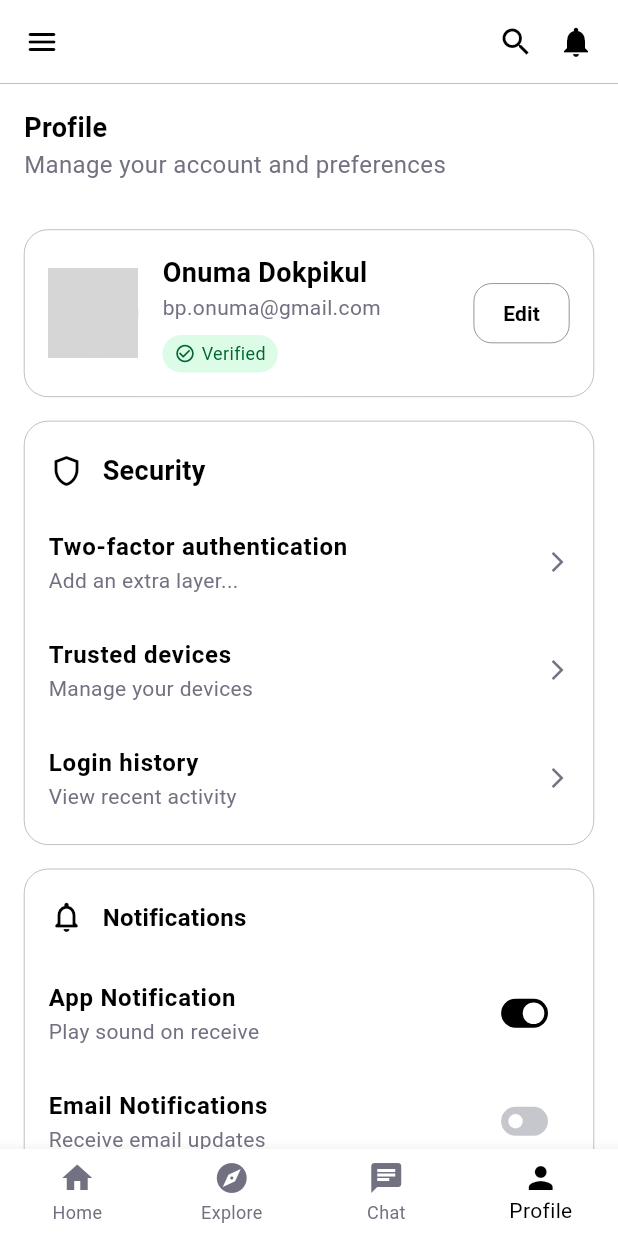
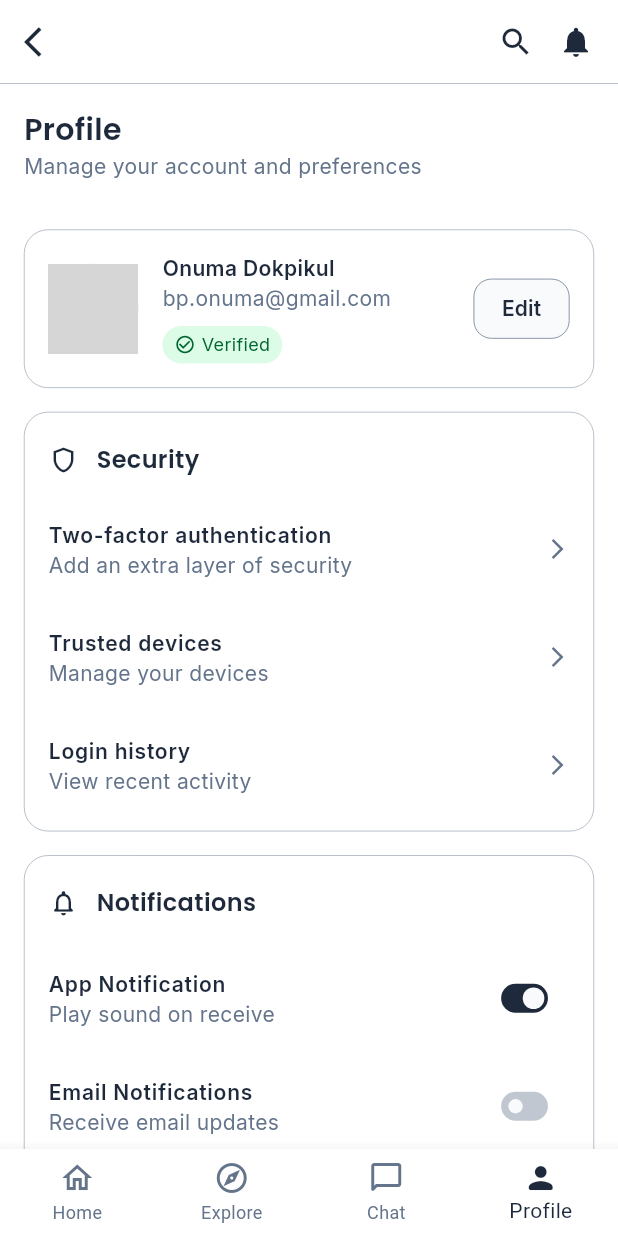
Before and after one commit to rayyyyyyyyyyyyyyyyyyyyyyyyyyy/mobile-app-kakmak, a Flutter app: the screen it shows after launch, on a phone screen of 412 x 824 dp. Run offline on Flutter 3.47's test engine with Material 3 defaults, Android fonts, the phone set to English and light mode, and no system bars; our stand-ins replace google_fonts; network calls fail; grey boxes are pictures that could not be loaded.

Commit message:
Update Version 1.0.0

```diff
--- a/lib/constant/my_constant.dart
+++ b/lib/constant/my_constant.dart
@@ -1,9 +1,9 @@
 import 'package:flutter/material.dart';
 import 'package:google_fonts/google_fonts.dart';
 
-Color primaryColor = Colors.black;
-Color secondaryColor = Colors.white;
-Color thirdColor = Color(0xFF717182);
+Color primaryColor = Color(0xFF1E293B);
+Color secondaryColor = Color(0xFFF8FAFC);
+Color thirdColor = Color(0xFF64748B);
 Color verifiedColor = Color(0xFF016630);
 Color logoutColor = Colors.red;
 
@@ -11,16 +11,20 @@ Color lightBackgroundColor = Colors.white;
 Color darkBackgroundColor = Colors.black;
 Color verifiedBackgroundColor = Color(0xFFDCFCE7);
 
+double iconSizeLarge = 24.0; //Appbar icon size
+double iconSizeMedium = 20.0; //Menu icon size
+double iconSizeSmall = 16.0; //Arrow icon size
+
 TextStyle headingTextStyle = TextStyle(
-  // fontFamily: GoogleFonts.lato().fontFamily,
-  fontFamily: 'inter',
-  fontSize: 24.0,
-  fontWeight: FontWeight.bold,
+  fontFamily: GoogleFonts.poppins().fontFamily,
+  fontSize: 16.0,
+  fontWeight: FontWeight.w600,
   color: primaryColor,
 );
 
 TextStyle bodyTextStyle = TextStyle(
-  fontFamily: 'inter',
-  fontSize: 16.0,
+  fontFamily: GoogleFonts.inter().fontFamily,
+  fontSize: 14.0,
+  fontWeight: FontWeight.w400,
   color: primaryColor,
 );
--- a/lib/screens/profile_screen.dart
+++ b/lib/screens/profile_screen.dart
@@ -22,16 +22,17 @@ class _ProfileScreenState extends State<ProfileScreen> {
     return Scaffold(
       backgroundColor: lightBackgroundColor,
       appBar: AppBar(
-        leading: Icon(Icons.menu_rounded, color: primaryColor, size: 24.0),
+        leading: Icon(Icons.arrow_back_ios, color: primaryColor, size: iconSizeLarge),
         actions: [
-          Icon(Icons.search, color: primaryColor, size: 24.0),
+          Icon(Icons.search, color: primaryColor, size: iconSizeLarge),
           const SizedBox(width: 16.0),
-          Icon(Icons.notifications, color: primaryColor, size: 24.0),
+          Icon(Icons.notifications, color: primaryColor, size: iconSizeLarge),
           const SizedBox(width: 16.0),
         ],
         backgroundColor: lightBackgroundColor,
         shape: Border(bottom: BorderSide(color: thirdColor, width: 0.3)),
       ),
+
       body: SingleChildScrollView(
         child: Column(
           children: [
@@ -45,12 +46,11 @@ class _ProfileScreenState extends State<ProfileScreen> {
                   children: [
                     Text(
                       "Profile",
-                      style: headingTextStyle.copyWith(fontSize: 18.0),
+                      style: headingTextStyle.copyWith(fontSize: 20.0)
                     ),
                     Text(
                       "Manage your account and preferences",
                       style: bodyTextStyle.copyWith(
-                        fontSize: 16.0,
                         color: thirdColor,
                       ),
                     ),
@@ -90,18 +90,17 @@ class _ProfileScreenState extends State<ProfileScreen> {
                       child: Column(
                         crossAxisAlignment:
                             CrossAxisAlignment.start, // จัดชิดซ้าย
-                        mainAxisAlignment: MainAxisAlignment
-                            .center, // จัดให้อยู่กลางแนวตั้งของพื้นที่ตัวเอง
+                        mainAxisAlignment: MainAxisAlignment.center, // จัดให้อยู่กลางแนวตั้งของพื้นที่ตัวเอง
                         children: [
                           Text(
                             'Onuma Dokpikul',
-                            style: headingTextStyle.copyWith(fontSize: 18.0),
+                            style: bodyTextStyle.copyWith(
+                              fontWeight: FontWeight.w600,
+                            ),
                           ),
                           Text(
                             "bp.onuma@gmail.com",
-                            style: headingTextStyle.copyWith(
-                              fontSize: 14.0,
-                              fontWeight: FontWeight.w400,
+                            style: bodyTextStyle.copyWith(
                               color: thirdColor,
                             ),
                           ),
@@ -118,8 +117,7 @@ class _ProfileScreenState extends State<ProfileScreen> {
                               borderRadius: BorderRadius.circular(16.0),
                             ),
                             child: Row(
-                              mainAxisSize: MainAxisSize
-                                  .min, // ให้ Row มีขนาดพอดีกับเนื้อหา
+                              mainAxisSize: MainAxisSize.min, // ให้ Row มีขนาดพอดีกับเนื้อหา
                               children: [
                                 Icon(
                                   Icons.check_circle_outline,
@@ -129,7 +127,7 @@ class _ProfileScreenState extends State<ProfileScreen> {
                                 const SizedBox(width: 4.0),
                                 Text(
                                   "Verified",
-                                  style: TextStyle(
+                                  style: bodyTextStyle.copyWith(
                                     color: verifiedColor,
                                     fontSize: 12.0,
                                   ),
@@ -156,7 +154,6 @@ class _ProfileScreenState extends State<ProfileScreen> {
                       child: Text(
                         "Edit",
                         style: bodyTextStyle.copyWith(
-                          fontSize: 14.0,
                           fontWeight: FontWeight.w600,
                         ),
                       ),
@@ -190,12 +187,12 @@ class _ProfileScreenState extends State<ProfileScreen> {
                           Icon(
                             Icons.shield_outlined,
                             color: primaryColor,
-                            size: 24.0,
+                            size: iconSizeMedium,
                           ),
                           const SizedBox(width: 12.0),
                           Text(
                             "Security",
-                            style: headingTextStyle.copyWith(fontSize: 18.0),
+                            style: headingTextStyle,
                           ),
                         ],
                       ),
@@ -206,7 +203,7 @@ class _ProfileScreenState extends State<ProfileScreen> {
                       children: [
                         _buildSecurityMenu(
                           title: "Two-factor authentication",
-                          subtitle: "Add an extra layer...",
+                          subtitle: "Add an extra layer of security",
                         ),
                         _buildSecurityMenu(
                           title: "Trusted devices",
@@ -223,7 +220,6 @@ class _ProfileScreenState extends State<ProfileScreen> {
               ),
             ),
 
-            // const SizedBox(height: 0.0),
             Padding(
               padding: const EdgeInsets.only(left: 16.0, right: 16.0),
               child: Container(
@@ -246,12 +242,12 @@ class _ProfileScreenState extends State<ProfileScreen> {
                           Icon(
                             Icons.notifications_none_rounded,
                             color: primaryColor,
-                            size: 24.0,
+                            size: iconSizeMedium,
                           ),
                           const SizedBox(width: 12.0),
                           Text(
                             "Notifications",
-                            style: headingTextStyle.copyWith(fontSize: 16.0),
+                            style: headingTextStyle,
                           ),
                         ],
                       ),
@@ -306,12 +302,12 @@ class _ProfileScreenState extends State<ProfileScreen> {
                           Icon(
                             Icons.settings_outlined, // ใช้ไอคอนรูปตัวปรับแต่ง
                             color: primaryColor,
-                            size: 24.0,
+                            size: iconSizeMedium,
                           ),
                           const SizedBox(width: 12.0),
                           Text(
                             "Preferences",
-                            style: headingTextStyle.copyWith(fontSize: 18.0),
+                            style: headingTextStyle,
                           ),
                         ],
                       ),
@@ -332,13 +328,12 @@ class _ProfileScreenState extends State<ProfileScreen> {
                       subtitle: Text(
                         "English", // แสดงภาษาปัจจุบัน
                         style: bodyTextStyle.copyWith(
-                          fontSize: 14.0,
                           color: thirdColor,
                         ),
                       ),
                       trailing: Icon(
                         Icons.arrow_forward_ios,
-                        size: 16.0,
+                        size: iconSizeSmall,
                         color: thirdColor,
                       ),
                       onTap: () {
@@ -358,7 +353,6 @@ class _ProfileScreenState extends State<ProfileScreen> {
                       subtitle: Text(
                         "Use dark theme",
                         style: bodyTextStyle.copyWith(
-                          fontSize: 14.0,
                           color: thirdColor,
                         ),
                       ),
@@ -409,12 +403,12 @@ class _ProfileScreenState extends State<ProfileScreen> {
                           Icon(
                             Icons.help_outline_rounded, // ไอคอนเครื่องหมายคำถาม
                             color: primaryColor,
-                            size: 24.0,
+                            size: iconSizeMedium,
                           ),
                           const SizedBox(width: 12.0),
                           Text(
                             "Help & Legal",
-                            style: headingTextStyle.copyWith(fontSize: 18.0),
+                            style: headingTextStyle,
                           ),
                         ],
                       ),
@@ -435,13 +429,12 @@ class _ProfileScreenState extends State<ProfileScreen> {
                       subtitle: Text(
                         "Get assistance and contact us",
                         style: bodyTextStyle.copyWith(
-                          fontSize: 14.0,
                           color: thirdColor,
                         ),
                       ),
                       trailing: Icon(
                         Icons.arrow_forward_ios,
-                        size: 16.0,
+                        size: iconSizeSmall,
                         color: thirdColor,
                       ),
                       onTap: () {
@@ -461,13 +454,12 @@ class _ProfileScreenState extends State<ProfileScreen> {
                       subtitle: Text(
                         "Read our terms of service",
                         style: bodyTextStyle.copyWith(
-                          fontSize: 14.0,
                           color: thirdColor,
                         ),
                       ),
                       trailing: Icon(
                         Icons.arrow_forward_ios,
-                        size: 16.0,
+                        size: iconSizeSmall,
                         color: thirdColor,
                       ),
                       onTap: () {
@@ -499,21 +491,18 @@ class _ProfileScreenState extends State<ProfileScreen> {
                       width: 0.3,
                     ), // เส้นขอบ (ย้ายมาจาก Container)
                     shape: RoundedRectangleBorder(
-                      borderRadius: BorderRadius.circular(
-                        16.0,
-                      ), // ความโค้ง (ย้ายมาจาก Container)
+                      borderRadius: BorderRadius.circular(16.0,), // ความโค้ง (ย้ายมาจาก Container)
                     ),
                   ),
                   child: Row(
                     mainAxisAlignment: MainAxisAlignment.center,
                     children: [
-                      Icon(Icons.logout, color: logoutColor, size: 20.0),
+                      Icon(Icons.logout, color: logoutColor, size: iconSizeMedium),
                       const SizedBox(width: 8.0),
                       Text(
                         "Sign Out",
                         style: bodyTextStyle.copyWith(
                           color: logoutColor,
-                          fontSize: 14.0,
                           fontWeight: FontWeight.w600,
                         ),
                       ),
@@ -534,11 +523,23 @@ class _ProfileScreenState extends State<ProfileScreen> {
         selectedItemColor: primaryColor,
         unselectedItemColor: thirdColor,
         backgroundColor: lightBackgroundColor,
-        items: const [
-          BottomNavigationBarItem(icon: Icon(Icons.home), label: 'Home'),
-          BottomNavigationBarItem(icon: Icon(Icons.explore), label: 'Explore'),
-          BottomNavigationBarItem(icon: Icon(Icons.chat), label: 'Chat'),
-          BottomNavigationBarItem(icon: Icon(Icons.person), label: 'Profile'),
+        items: [
+          BottomNavigationBarItem(
+              icon: Icon(_selectedIndex == 0 ? Icons.home_rounded : Icons.home_outlined),
+              label: 'Home'
+            ),
+          BottomNavigationBarItem(
+            icon: Icon(_selectedIndex == 1 ? Icons.explore_rounded :  Icons.explore_outlined),
+            label: 'Explore'
+          ),
+          BottomNavigationBarItem(
+            icon: Icon(_selectedIndex == 2 ? Icons.chat_bubble_rounded : Icons.chat_bubble_outline_rounded),
+            label: 'Chat'
+          ),
+          BottomNavigationBarItem(
+            icon: Icon(_selectedIndex == 3 ? Icons.person_rounded : Icons.person_outline_rounded),
+            label: 'Profile'
+          ),
         ],
       ),
     );
@@ -558,9 +559,9 @@ Widget _buildSecurityMenu({
     ),
     subtitle: Text(
       subtitle,
-      style: bodyTextStyle.copyWith(fontSize: 14.0, color: thirdColor),
+      style: bodyTextStyle.copyWith(color: thirdColor),
     ),
-    trailing: Icon(Icons.arrow_forward_ios, size: 16.0, color: thirdColor),
+    trailing: Icon(Icons.arrow_forward_ios, color: thirdColor, size: iconSizeSmall,),
     onTap: onTap,
   );
 }
@@ -580,7 +581,7 @@ Widget _buildNotificationItem({
     ),
     subtitle: Text(
       subtitle,
-      style: bodyTextStyle.copyWith(fontSize: 14.0, color: thirdColor),
+      style: bodyTextStyle.copyWith(color: thirdColor),
     ),
     // ใช้ Switch สำหรับเปิด-ปิด
     trailing: Transform.scale(
```
